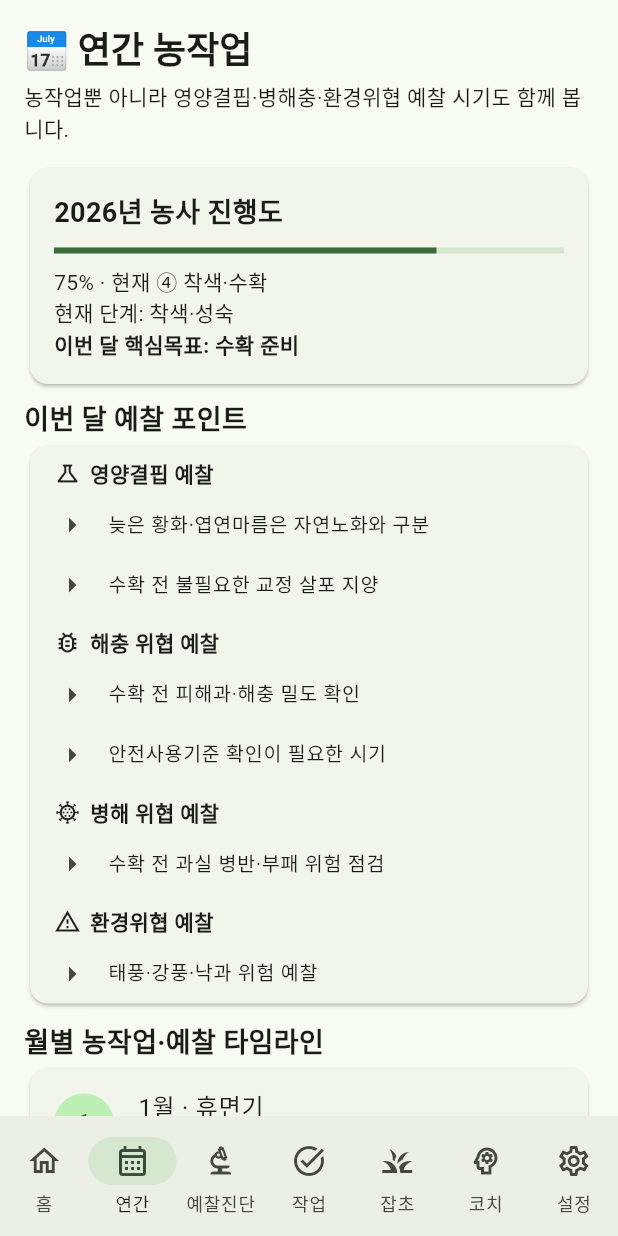
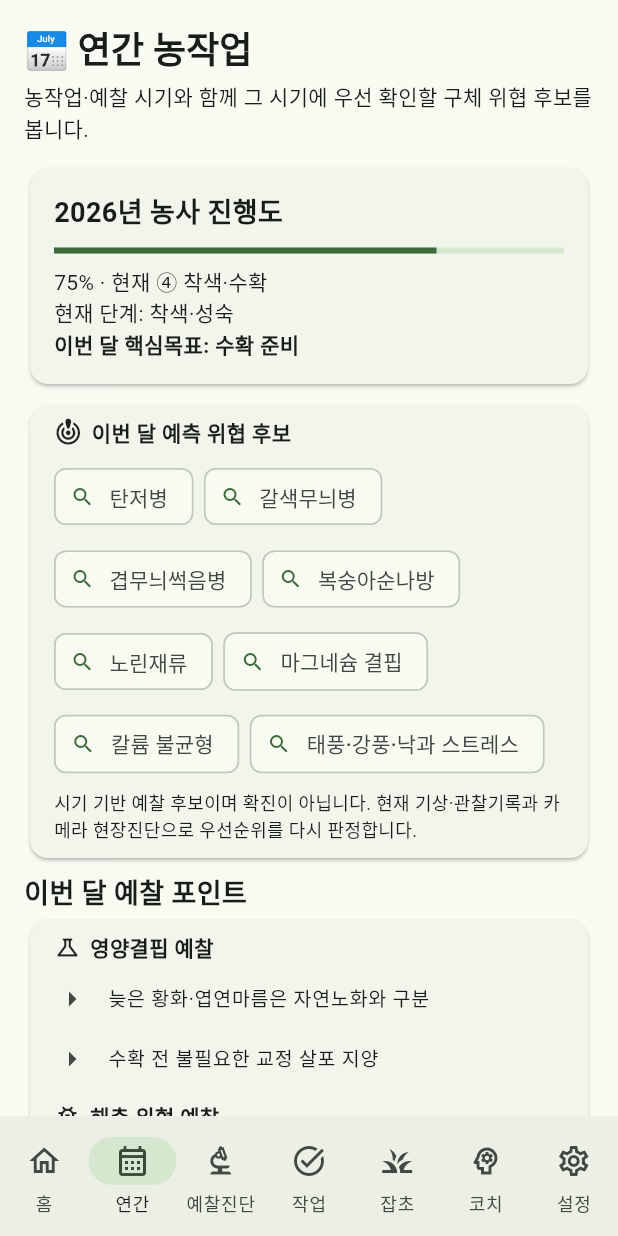
Before and after one commit to ssambaguita-sketch/apple-farm-assistant, a Flutter app: the AnnualHome screen opened directly, item 2 of the bottom bar chosen, on a phone screen of 412 x 824 dp. Run offline on Flutter 3.47's test engine with Material 3 defaults, Android fonts, the phone set to English and light mode, and no system bars; our stand-ins replace geolocator, image_picker, shared_preferences; accounts and stored records are empty; network calls fail.

Commit message:
Show specific predicted threats in annual flow

```diff
--- a/lib/annual_flow_page.dart
+++ b/lib/annual_flow_page.dart
@@ -7,6 +7,7 @@ class AnnualFlowPage extends StatelessWidget {
     {
       'm': 1, 'stage': '휴면기', 'goal': '연간계획·시설점검',
       'tasks': ['전년도 기록 정리', '올해 작업계획 수립', '농기계·시설 점검'],
+      'predicted': ['월동 해충 흔적', '병든 가지·월동 감염원', '동해·수피 갈라짐', '전년도 결핍 반복구역'],
       'nutrition': ['전년도 결핍·엽분석·토양검정 기록 검토', '올해 토양·엽 분석 계획 수립'],
       'pest': ['월동 해충 흔적·알·피해가지 점검', '전년도 다발생 구역 표시'],
       'disease': ['병든 가지·과실 잔재·월동 감염원 점검'],
@@ -15,6 +16,7 @@ class AnnualFlowPage extends StatelessWidget {
     {
       'm': 2, 'stage': '휴면기', 'goal': '동계전정',
       'tasks': ['동계전정', '수형 정리', '가지·수간 상태 점검'],
+      'predicted': ['사과응애 월동알', '사과면충·깍지벌레류', '궤양성 병반', '동해·가지 갈라짐'],
       'nutrition': ['수세 불균형 구역 확인', '전년도 미량원소 결핍 의심 나무 표시'],
       'pest': ['전정 중 월동 해충·피해가지 확인'],
       'disease': ['전정 중 궤양·고사·병든 가지 확인'],
@@ -23,6 +25,7 @@ class AnnualFlowPage extends StatelessWidget {
     {
       'm': 3, 'stage': '발아 준비', 'goal': '발아 전 준비',
       'tasks': ['전정 마무리', '유인·지주 점검', '토양·배수 상태 확인'],
+      'predicted': ['검은별무늬병', '점무늬낙엽병', '사과응애 월동알', '사과면충·깍지벌레류', '늦서리·배수불량'],
       'nutrition': ['토양 pH·배수 상태와 결핍 위험 함께 확인', '발아 전 수세·눈 상태 비교'],
       'pest': ['발아 전 월동해충 예찰 강화'],
       'disease': ['병든 조직·낙엽 잔재 재점검'],
@@ -31,6 +34,7 @@ class AnnualFlowPage extends StatelessWidget {
     {
       'm': 4, 'stage': '발아·개화', 'goal': '개화·저온 관리',
       'tasks': ['꽃눈·개화 상태 관찰', '저온·서리 위험 확인', '수분 상태 관찰'],
+      'predicted': ['검은별무늬병', '점무늬낙엽병', '사과혹진딧물', '잎말이나방류', '철 결핍', '붕소 등 미량원소 불균형', '저온·서리 피해'],
       'nutrition': ['새잎 황화·왜소·기형 등 Fe/Zn/B 계열 의심증상 예찰', '새잎과 정상잎 비교 촬영'],
       'pest': ['개화기 해충 발생 여부 예찰', '수분곤충 활동 중 살충 작업 주의'],
       'disease': ['강우·고습 뒤 꽃·잎 병반 발생 여부 점검'],
@@ -39,6 +43,7 @@ class AnnualFlowPage extends StatelessWidget {
     {
       'm': 5, 'stage': '착과', 'goal': '착과·적과 시작',
       'tasks': ['착과 상태 확인', '적과 시작', '신초·병해충 예찰'],
+      'predicted': ['갈색무늬병', '붉은별무늬병', '점무늬낙엽병', '복숭아순나방', '사과응애', '철 결핍', '붕소 등 미량원소 불균형', '강풍·과습·착과 스트레스'],
       'nutrition': ['신초 황화·잎맥간 황화·잎끝 마름 예찰', '착과 불량과 영양·수분 스트레스 구분'],
       'pest': ['진딧물·응애·나방류 등 실제 개체·식흔 예찰', '피해 잎·과실 비율 기록'],
       'disease': ['낙화 후 잎·과실 병반을 주 1회 이상 확인'],
@@ -47,6 +52,7 @@ class AnnualFlowPage extends StatelessWidget {
     {
       'm': 6, 'stage': '초기 과실비대', 'goal': '과실비대 관리',
       'tasks': ['적과 마무리', '유인 작업', '관수·토양수분 점검', '잡초 관리'],
+      'predicted': ['갈색무늬병', '겹무늬썩음병', '탄저병', '복숭아순나방', '사과응애', '마그네슘 결핍', '칼륨 불균형', '과습·수분 스트레스'],
       'nutrition': ['오래된 잎 황화·잎맥간 황화 등 Mg/K 계열 패턴 예찰', '과실비대 편차·수세 차이 기록'],
       'pest': ['응애·흡즙해충·과실가해 해충 예찰', '트랩이 있으면 포획량 추세 기록'],
       'disease': ['장마 전후 잎·과실 반점과 확산속도 점검'],
@@ -55,6 +61,7 @@ class AnnualFlowPage extends StatelessWidget {
     {
       'm': 7, 'stage': '과실비대', 'goal': '고온·수분 관리',
       'tasks': ['고온·가뭄 대응', '관수 필요성 점검', '잡초 관리', '과실·가지 예찰'],
+      'predicted': ['탄저병', '갈색무늬병', '겹무늬썩음병', '사과응애', '복숭아순나방', '노린재류', '마그네슘 결핍', '칼륨 불균형', '고온·일소·가뭄 스트레스'],
       'nutrition': ['고온기 황화·엽연괴사와 실제 결핍을 구분', 'Ca/Mg/K 불균형 의심 시 증상 분포 기록'],
       'pest': ['응애·나방류 등 개체수와 피해 증가속도 집중 예찰'],
       'disease': ['고온다습·강우 뒤 병반 확대 여부 집중 확인'],
@@ -63,6 +70,7 @@ class AnnualFlowPage extends StatelessWidget {
     {
       'm': 8, 'stage': '과실비대·착색 준비', 'goal': '수확 전 품질관리',
       'tasks': ['과실 상태 확인', '가지 처짐·지주 점검', '착색 준비'],
+      'predicted': ['탄저병', '갈색무늬병', '겹무늬썩음병', '복숭아순나방', '노린재류', '사과응애', '마그네슘 결핍', '칼륨 불균형', '일소·강풍·낙과 스트레스'],
       'nutrition': ['잎 황화·과실 품질 저하가 결핍인지 노화인지 구분', '필요 시 엽분석 검토'],
       'pest': ['과실 피해 흔적·해충 개체수 점검'],
       'disease': ['과실 반점·부패·잎 병반 재확인'],
@@ -71,6 +79,7 @@ class AnnualFlowPage extends StatelessWidget {
     {
       'm': 9, 'stage': '착색·성숙', 'goal': '수확 준비',
       'tasks': ['착색 상태 확인', '성숙도 관찰', '낙과·강풍 위험 점검', '수확 계획'],
+      'predicted': ['탄저병', '갈색무늬병', '겹무늬썩음병', '복숭아순나방', '노린재류', '마그네슘 결핍', '칼륨 불균형', '태풍·강풍·낙과 스트레스'],
       'nutrition': ['늦은 황화·엽연마름은 자연노화와 구분', '수확 전 불필요한 교정 살포 지양'],
       'pest': ['수확 전 피해과·해충 밀도 확인', '안전사용기준 확인이 필요한 시기'],
       'disease': ['수확 전 과실 병반·부패 위험 점검'],
@@ -79,6 +88,7 @@ class AnnualFlowPage extends StatelessWidget {
     {
       'm': 10, 'stage': '본격 수확', 'goal': '수확·선별·출하',
       'tasks': ['수확 적기 확인', '수확', '선별·출하', '수확량 기록'],
+      'predicted': ['갈색무늬병', '과실 부패성 병해', '잔존 해충 피해과', '강우·저온 수확 스트레스'],
       'nutrition': ['수확기 결핍 증상은 위치·나무별로 기록해 다음 해 분석자료로 사용'],
       'pest': ['피해과 비율·해충 흔적 기록'],
       'disease': ['부패·병반 과실 비율 기록'],
@@ -87,6 +97,7 @@ class AnnualFlowPage extends StatelessWidget {
     {
       'm': 11, 'stage': '수확 후', 'goal': '수확 후 정리',
       'tasks': ['수확 마무리', '낙엽·잔재 관리', '수세·수확 결과 기록'],
+      'predicted': ['월동 해충 발생구역', '병든 잎·과실·가지 감염원', '결핍 의심 반복구역', '배수·토양구조 취약구역'],
       'nutrition': ['엽색·수세·수확량 차이를 구역별로 정리', '토양·엽 분석 필요 구역 선정'],
       'pest': ['피해가 많았던 나무·구역 표시'],
       'disease': ['병든 잎·과실·가지와 발생구역 기록'],
@@ -95,6 +106,7 @@ class AnnualFlowPage extends StatelessWidget {
     {
       'm': 12, 'stage': '휴면 진입', 'goal': '결산·다음 해 준비',
       'tasks': ['비용·수익 결산', '작업기록 분석', '다음 해 개선계획'],
+      'predicted': ['동해', '월동 해충', '월동 감염원', '반복 결핍 위험구역'],
       'nutrition': ['결핍 의심 사진·분석결과·시비기록 종합', '다음 해 검사·보정 계획 수립'],
       'pest': ['연간 해충 발생시기·밀도·피해량 정리'],
       'disease': ['연간 병 발생시기·기상조건·피해구역 정리'],
@@ -115,10 +127,29 @@ class AnnualFlowPage extends StatelessWidget {
         children: [
           Padding(
             padding: const EdgeInsets.fromLTRB(16, 8, 16, 4),
-            child: Row(children: [Icon(icon, size: 18), const SizedBox(width: 6), Text(title, style: const TextStyle(fontWeight: FontWeight.bold))]),
+            child: Row(children: [Icon(icon, size: 18), const SizedBox(width: 6), Expanded(child: Text(title, style: const TextStyle(fontWeight: FontWeight.bold)))]),
           ),
           ...items.map((x) => ListTile(dense: true, visualDensity: VisualDensity.compact, leading: const Icon(Icons.arrow_right), title: Text(x))),
         ],
+      );
+
+  Widget _predictedThreats(List<String> items, {bool current = false}) => Padding(
+        padding: const EdgeInsets.fromLTRB(16, 8, 16, 10),
+        child: Column(crossAxisAlignment: CrossAxisAlignment.start, children: [
+          Row(children: [
+            Icon(Icons.crisis_alert_outlined, size: 19),
+            const SizedBox(width: 6),
+            Text(current ? '이번 달 예측 위협 후보' : '시기별 예측 위협 후보', style: const TextStyle(fontWeight: FontWeight.bold)),
+          ]),
+          const SizedBox(height: 8),
+          Wrap(
+            spacing: 7,
+            runSpacing: 7,
+            children: items.map((x) => Chip(label: Text(x), avatar: const Icon(Icons.search, size: 16))).toList(),
+          ),
+          const SizedBox(height: 6),
+          const Text('시기 기반 예찰 후보이며 확진이 아닙니다. 현재 기상·관찰기록과 카메라 현장진단으로 우선순위를 다시 판정합니다.', style: TextStyle(fontSize: 12)),
+        ]),
       );
 
   @override
@@ -133,7 +164,7 @@ class AnnualFlowPage extends StatelessWidget {
       children: [
         Text('📅 연간 농작업', style: Theme.of(context).textTheme.headlineSmall?.copyWith(fontWeight: FontWeight.bold)),
         const SizedBox(height: 4),
-        const Text('농작업뿐 아니라 영양결핍·병해충·환경위협 예찰 시기도 함께 봅니다.'),
+        const Text('농작업·예찰 시기와 함께 그 시기에 우선 확인할 구체 위협 후보를 봅니다.'),
         const SizedBox(height: 12),
         Card(child: Padding(padding: const EdgeInsets.all(16), child: Column(crossAxisAlignment: CrossAxisAlignment.start, children: [
           Text('${now.year}년 농사 진행도', style: const TextStyle(fontSize: 18, fontWeight: FontWeight.bold)),
@@ -142,6 +173,8 @@ class AnnualFlowPage extends StatelessWidget {
           Text('현재 단계: ${current['stage']}'),
           Text('이번 달 핵심목표: ${current['goal']}', style: const TextStyle(fontWeight: FontWeight.bold)),
         ]))),
+        const SizedBox(height: 6),
+        Card(child: _predictedThreats(current['predicted'] as List<String>, current: true)),
         const SizedBox(height: 6),
         const Text('이번 달 예찰 포인트', style: TextStyle(fontSize: 18, fontWeight: FontWeight.bold)),
         Card(child: Column(children: [
@@ -162,6 +195,7 @@ class AnnualFlowPage extends StatelessWidget {
             title: Text('$month월 · ${item['stage']}', style: TextStyle(fontWeight: isCurrent ? FontWeight.bold : FontWeight.normal)),
             subtitle: Text('${item['goal']}${isCurrent ? ' · 현재' : isPast ? ' · 지난 단계' : ''}'),
             children: [
+              _predictedThreats(item['predicted'] as List<String>, current: isCurrent),
               _section(Icons.agriculture_outlined, '핵심 농작업', item['tasks'] as List<String>),
               _section(Icons.science_outlined, '영양결핍 예찰', item['nutrition'] as List<String>),
               _section(Icons.bug_report_outlined, '해충 위협 예찰', item['pest'] as List<String>),
@@ -173,8 +207,8 @@ class AnnualFlowPage extends StatelessWidget {
         const SizedBox(height: 8),
         const Card(child: ListTile(
           leading: Icon(Icons.info_outline),
-          title: Text('시기는 기본 가이드입니다'),
-          subtitle: Text('지역·품종·기상·실제 생육단계에 따라 예찰 시기는 앞뒤로 조정해야 합니다. 사진 증상은 결핍·병해·해충·환경장해 후보를 구분하는 근거로 사용하고, 결핍 확정은 토양·엽 분석이 더 강한 근거입니다. 농약 제품·농도·혼용·재살포 간격은 자동 처방하지 않습니다.'),
+          title: Text('예측 위협은 진단 대상 후보입니다'),
+          subtitle: Text('월별 후보는 기본 발생시기와 생육단계를 기준으로 한 예찰 목록입니다. 실제 자동추천은 현재 기상·최근 관찰기록을 더해 우선순위를 조정하고, 예찰진단에서 사진·증상·발생범위를 수집해 진단엔진으로 다시 판정합니다. 농약 제품·농도·혼용·재살포 간격은 자동 처방하지 않습니다.'),
         )),
       ],
     );
```
